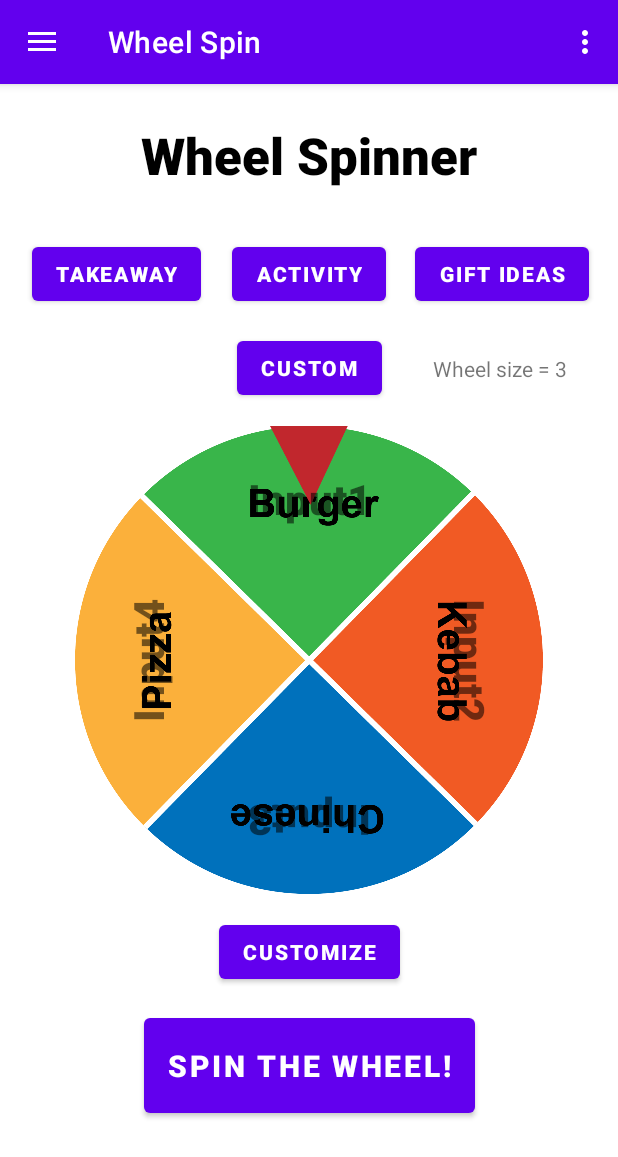
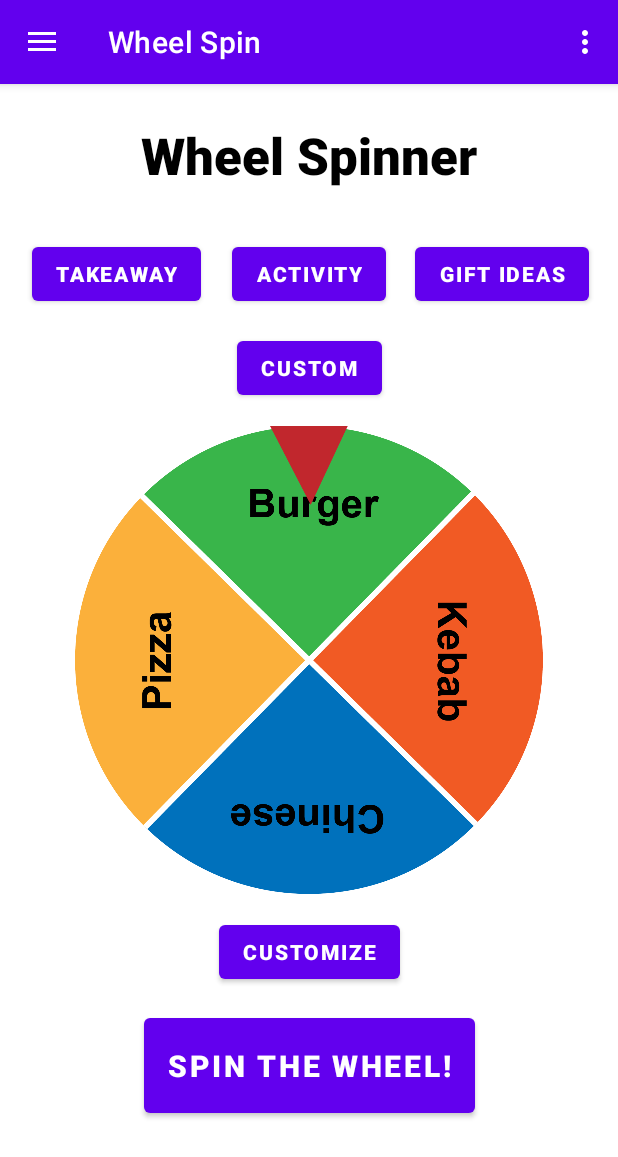
Before and after one commit to SneezingElephant/Decisionator, an Android app: the screen it shows after launch (MainActivity), after a tap on an icon or button, on a phone screen of 412 x 824 dp. Shown: the top 1157 px of the screen. Run offline under Robolectric (Android 15) with nearby library versions, the phone set to English and light mode, and no system bars; our stand-ins replace navigation-ui.

Commit message:
Quality of life changes

```diff
--- a/app/src/main/java/com/example/pmaminiprojekt/ui/gallery/GalleryFragment.java
+++ b/app/src/main/java/com/example/pmaminiprojekt/ui/gallery/GalleryFragment.java
@@ -55,9 +55,6 @@ public class GalleryFragment extends Fragment {
 
         binding = FragmentGalleryBinding.inflate(inflater, container, false);
         View root = binding.getRoot();
-        final TextView textView = binding.presetText;
-        galleryViewModel.getText().observe(getViewLifecycleOwner(), textView::setText);
-
 
         //Shake to spin
         sm = (SensorManager) getActivity().getSystemService(Context.SENSOR_SERVICE);
--- a/app/src/main/res/layout/fragment_slideshow.xml
+++ b/app/src/main/res/layout/fragment_slideshow.xml
@@ -119,69 +119,6 @@
 
     </RelativeLayout>
 
-    <TextView
-        android:id="@+id/customText4Input1"
-        android:layout_width="wrap_content"
-        android:layout_height="wrap_content"
-        android:layout_marginBottom="215dp"
-        android:fontFamily="sans-serif-black"
-        android:gravity="center"
-        android:text="Input1"
-        android:textSize="28sp"
-        app:layout_constraintBottom_toBottomOf="parent"
-        app:layout_constraintEnd_toEndOf="parent"
-        app:layout_constraintStart_toStartOf="parent"
-        app:layout_constraintTop_toTopOf="parent"
-        tools:visibility="gone" />
-
-    <TextView
-        android:id="@+id/customText4Input2"
-        android:layout_width="wrap_content"
-        android:layout_height="wrap_content"
-        android:layout_marginStart="215dp"
-        android:fontFamily="sans-serif-black"
-        android:gravity="center"
-        android:rotation="90"
-        android:text="Input2"
-        android:textSize="28sp"
-        app:layout_constraintBottom_toBottomOf="parent"
-        app:layout_constraintEnd_toEndOf="parent"
-        app:layout_constraintStart_toStartOf="parent"
-        app:layout_constraintTop_toTopOf="parent"
-        tools:visibility="gone" />
-
-    <TextView
-        android:id="@+id/customText4Input3"
-        android:layout_width="wrap_content"
-        android:layout_height="wrap_content"
-        android:layout_marginTop="215dp"
-        android:fontFamily="sans-serif-black"
-        android:gravity="center"
-        android:rotation="180"
-        android:text="Input3"
-        android:textSize="28sp"
-        app:layout_constraintBottom_toBottomOf="parent"
-        app:layout_constraintEnd_toEndOf="parent"
-        app:layout_constraintStart_toStartOf="parent"
-        app:layout_constraintTop_toTopOf="parent"
-        tools:visibility="gone" />
-
-    <TextView
-        android:id="@+id/customText4Input4"
-        android:layout_width="wrap_content"
-        android:layout_height="wrap_content"
-        android:layout_marginEnd="215dp"
-        android:fontFamily="sans-serif-black"
-        android:gravity="center"
-        android:rotation="-90"
-        android:text="Input4"
-        android:textSize="28sp"
-        app:layout_constraintBottom_toBottomOf="parent"
-        app:layout_constraintEnd_toEndOf="parent"
-        app:layout_constraintStart_toStartOf="parent"
-        app:layout_constraintTop_toTopOf="parent"
-        tools:visibility="gone" />
-
     <Button
         android:id="@+id/spinBtn"
         android:layout_width="wrap_content"
@@ -272,6 +209,7 @@
         android:layout_marginTop="24dp"
         android:layout_marginBottom="24dp"
         android:text="customSize"
+        android:textColor="@color/white"
         app:layout_constraintBottom_toTopOf="@+id/wheelWithArrow"
         app:layout_constraintEnd_toEndOf="parent"
         app:layout_constraintStart_toEndOf="@+id/customPreset"
```
Also changed, not shown: app/src/main/res/layout/fragment_customize.xml (+5 -3 lines), app/src/main/res/layout/fragment_gallery.xml (+28 -32 lines), app/src/main/res/layout/fragment_home.xml (+13 -5 lines).
